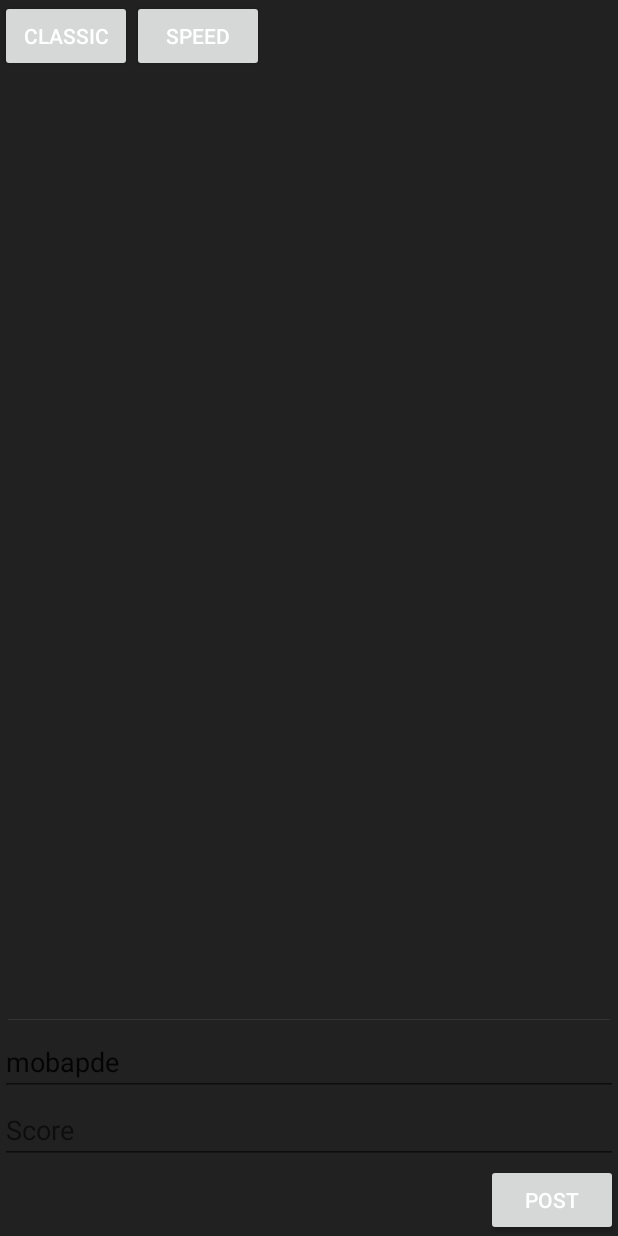
After one commit to littlebassistjm/Copy-Simon-Neo, an Android app: the MainActivityFirebase screen opened directly, with no data from a screen before it, on a phone screen of 412 x 824 dp. The commit adds this screen. Run offline under Robolectric (Android 15) with nearby library versions, the phone set to English and light mode, and no system bars; our stand-ins replace Firebase (no records; nobody signed in at launch, a user with empty details on screens opened directly).

Commit message:
FirebaseTest

```diff
--- a/app/src/main/AndroidManifest.xml
+++ b/app/src/main/AndroidManifest.xml
@@ -22,6 +22,7 @@
         <activity android:name=".GameActivity" />
         <activity android:name=".InstructionsActivity" />
         <activity android:name=".PostGameActivity" />
+        <activity android:name=".MainActivityFirebase" />
         <activity
             android:name=".Temp"
             android:label="@string/title_activity_temp"></activity>
--- a/app/src/main/java/ph/edu/dlsu/mobapde/copy_simon/MainActivity.java
+++ b/app/src/main/java/ph/edu/dlsu/mobapde/copy_simon/MainActivity.java
@@ -75,7 +75,8 @@ public class MainActivity extends AppCompatActivity {
         ivHelp.setOnClickListener(new View.OnClickListener() {
             @Override
             public void onClick(View view) {
-                Intent intent = new Intent(getBaseContext(), InstructionsActivity.class);
+                //Intent intent = new Intent(getBaseContext(), InstructionsActivity.class);
+                Intent intent = new Intent(getBaseContext(), MainActivityFirebase.class);
                 startActivity(intent);
             }
         });
--- /dev/null
+++ b/app/src/main/java/ph/edu/dlsu/mobapde/copy_simon/MainActivityFirebase.java
@@ -0,0 +1,164 @@
+package ph.edu.dlsu.mobapde.copy_simon;
+
+import android.os.Bundle;
+import android.support.v7.app.AppCompatActivity;
+import android.support.v7.widget.LinearLayoutManager;
+import android.support.v7.widget.RecyclerView;
+import android.view.View;
+import android.widget.Button;
+import android.widget.EditText;
+
+import com.firebase.ui.database.FirebaseRecyclerAdapter;
+import com.google.firebase.database.DatabaseReference;
+import com.google.firebase.database.FirebaseDatabase;
+import com.google.firebase.database.Query;
+
+public class MainActivityFirebase extends AppCompatActivity {
+
+
+    RecyclerView rvPosts;
+    EditText etUsername, etPost;
+    Button buttonPost, btnClassic, btnSpeed;
+    String key;
+
+    DatabaseReference databaseReference;
+    DatabaseReference databaseReference2;
+    //FirebaseRecyclerAdapter<Post, PostViewHolder> postPostViewHolderFirebaseRecyclerAdapter;
+    FirebaseRecyclerAdapter<ScoreFirebase, PostViewHolder> postPostViewHolderFirebaseRecyclerAdapter;
+    DatabaseReference postDatabaseReference;
+
+    @Override
+    protected void onCreate(Bundle savedInstanceState) {
+        super.onCreate(savedInstanceState);
+        setContentView(R.layout.activity_main_firebase);
+
+        rvPosts = (RecyclerView) findViewById(R.id.rv_posts);
+        etPost = (EditText) findViewById(R.id.et_post);
+        etUsername = (EditText) findViewById(R.id.et_username);
+        buttonPost = (Button) findViewById(R.id.button_post);
+
+        btnClassic = (Button) findViewById(R.id.btnClassic);
+        btnSpeed = (Button) findViewById(R.id.btnSpeed);
+
+        btnClassic.setOnClickListener(new View.OnClickListener() {
+            @Override
+            public void onClick(View view) {
+                databaseReference = FirebaseDatabase.getInstance().getReference().child("ClassicHighScore");
+                Query query = databaseReference.orderByChild("score").limitToLast(10);
+                databaseReference2 = FirebaseDatabase.getInstance().getReference();
+                postDatabaseReference = databaseReference2.child("ClassicHighScore");
+
+                postPostViewHolderFirebaseRecyclerAdapter
+                        = new FirebaseRecyclerAdapter<ScoreFirebase, PostViewHolder>
+                        (ScoreFirebase.class, R.layout.list_post, PostViewHolder.class, query) {
+                    @Override
+                    protected void populateViewHolder(PostViewHolder viewHolder, ScoreFirebase model, int position) {
+                        viewHolder.tvPost.setText(model.getScore());
+                        viewHolder.tvUsername.setText(model.getName());
+
+
+                    }
+                };
+
+                rvPosts.setAdapter(postPostViewHolderFirebaseRecyclerAdapter);
+                //rvPosts.setLayoutManager(new LinearLayoutManager(getBaseContext()));
+                LinearLayoutManager layoutManager = new LinearLayoutManager(getBaseContext());
+                layoutManager.setReverseLayout(true);
+                layoutManager.setStackFromEnd(true);
+                rvPosts.setLayoutManager(layoutManager);
+            }
+        });
+
+        btnSpeed.setOnClickListener(new View.OnClickListener() {
+            @Override
+            public void onClick(View view) {
+                databaseReference = FirebaseDatabase.getInstance().getReference().child("SpeedHighScore");
+                Query query = databaseReference.orderByChild("score").limitToLast(10);
+                databaseReference2 = FirebaseDatabase.getInstance().getReference();
+                postDatabaseReference = databaseReference2.child("SpeedHighScore");
+
+                postPostViewHolderFirebaseRecyclerAdapter
+                        = new FirebaseRecyclerAdapter<ScoreFirebase, PostViewHolder>
+                        (ScoreFirebase.class, R.layout.list_post, PostViewHolder.class, query) {
+                    @Override
+                    protected void populateViewHolder(PostViewHolder viewHolder, ScoreFirebase model, int position) {
+                        viewHolder.tvPost.setText(model.getScore());
+                        viewHolder.tvUsername.setText(model.getName());
+
+                        /*String key = getRef(position).getKey();
+                        viewHolder.itemView.setTag(key);
+                        viewHolder.itemView.setOnClickListener(new View.OnClickListener() {
+                            @Override
+                            public void onClick(View view) {
+                                Intent intent = new Intent(getBaseContext(), ViewPostActivity.class);
+                                intent.putExtra(Post.EXTRA_KEY, view.getTag().toString());
+                                startActivity(intent);
+                            }
+                        });*/
+
+                    }
+                };
+
+                rvPosts.setAdapter(postPostViewHolderFirebaseRecyclerAdapter);
+                //rvPosts.setLayoutManager(new LinearLayoutManager(getBaseContext()));
+                LinearLayoutManager layoutManager = new LinearLayoutManager(getBaseContext());
+                layoutManager.setReverseLayout(true);
+                layoutManager.setStackFromEnd(true);
+                rvPosts.setLayoutManager(layoutManager);
+
+            }
+        });
+
+
+
+
+
+        //databaseReference = FirebaseDatabase.getInstance().getReference();
+
+        //final DatabaseReference postDatabaseReference = databaseReference.child("Post");
+
+
+        /*postPostViewHolderFirebaseRecyclerAdapter
+                = new FirebaseRecyclerAdapter<Post, PostViewHolder>
+                (Post.class, R.layout.list_post, PostViewHolder.class, postDatabaseReference) {
+            @Override
+            protected void populateViewHolder(PostViewHolder viewHolder, Post model, int position) {
+                viewHolder.tvPost.setText(model.getPost());
+                viewHolder.tvUsername.setText(model.getUsername());
+
+                String key = getRef(position).getKey();
+                viewHolder.itemView.setTag(key);
+                viewHolder.itemView.setOnClickListener(new View.OnClickListener() {
+                    @Override
+                    public void onClick(View view) {
+                        Intent intent = new Intent(getBaseContext(), ViewPostActivity.class);
+                        intent.putExtra(Post.EXTRA_KEY, view.getTag().toString());
+                        startActivity(intent);
+                    }
+                });
+
+            }
+        };*/
+
+
+
+        buttonPost.setOnClickListener(new View.OnClickListener() {
+            @Override
+            public void onClick(View v) {
+                key = postDatabaseReference.push().getKey();
+
+                //Post post = new Post();
+                //post.setPost(etPost.getText().toString());
+                //post.setUsername(etUsername.getText().toString());
+
+                //postDatabaseReference.child(key).setValue(post);
+
+                ScoreFirebase cscore = new ScoreFirebase();
+                cscore.setScore(etPost.getText().toString());
+                cscore.setName(etUsername.getText().toString());
+
+                postDatabaseReference.child(key).setValue(cscore);
+            }
+        });
+    }
+}
--- /dev/null
+++ b/app/src/main/res/layout/activity_main_firebase.xml
@@ -0,0 +1,57 @@
+<?xml version="1.0" encoding="utf-8"?>
+<LinearLayout xmlns:android="http://schemas.android.com/apk/res/android"
+    xmlns:tools="http://schemas.android.com/tools"
+    android:id="@+id/activity_main"
+    android:layout_width="match_parent"
+    android:layout_height="match_parent"
+    android:orientation="vertical">
+<LinearLayout
+    android:layout_width="match_parent"
+    android:layout_height="wrap_content">
+    <Button
+        android:layout_width="wrap_content"
+        android:layout_height="wrap_content"
+        android:text="Classic"
+        android:id="@+id/btnClassic"/>
+    <Button
+        android:layout_width="wrap_content"
+        android:layout_height="wrap_content"
+        android:text="Speed"
+        android:id="@+id/btnSpeed"/>
+
+</LinearLayout>
+
+    <android.support.v7.widget.RecyclerView
+        android:layout_width="match_parent"
+        android:layout_height="0dp"
+        android:layout_weight="1"
+        android:id="@+id/rv_posts">
+
+    </android.support.v7.widget.RecyclerView>
+    <LinearLayout
+        android:layout_width="match_parent"
+        android:layout_height="0.5dp"
+        android:background="#333"
+        android:layout_margin="5dp"></LinearLayout>
+
+    <EditText
+        android:layout_width="match_parent"
+        android:layout_height="wrap_content"
+        android:hint="Username"
+        android:id="@+id/et_username"
+        android:text="mobapde"/>
+
+    <EditText
+        android:layout_width="match_parent"
+        android:layout_height="wrap_content"
+        android:hint="Score"
+        android:id="@+id/et_post"/>
+
+    <Button
+        android:layout_width="wrap_content"
+        android:layout_height="wrap_content"
+        android:text="Post"
+        android:id="@+id/button_post"
+        android:layout_gravity="right"/>
+
+</LinearLayout>
--- a/build.gradle
+++ b/build.gradle
@@ -7,6 +7,8 @@ buildscript {
     }
     dependencies {
         classpath 'com.android.tools.build:gradle:3.0.1'
+
+        classpath 'com.google.gms:google-services:3.1.0'
 
         // NOTE: Do not place your application dependencies here; they belong
         // in the individual module build.gradle files
```
Also changed, not shown: app/build.gradle (+8 -0 lines), app/src/main/java/ph/edu/dlsu/mobapde/copy_simon/PostViewHolder.java (added, +21 -0 lines), app/src/main/java/ph/edu/dlsu/mobapde/copy_simon/ScoreFirebase.java (added, +52 -0 lines), app/src/main/res/layout/list_post.xml (added, +25 -0 lines), gradle/wrapper/gradle-wrapper.properties.
